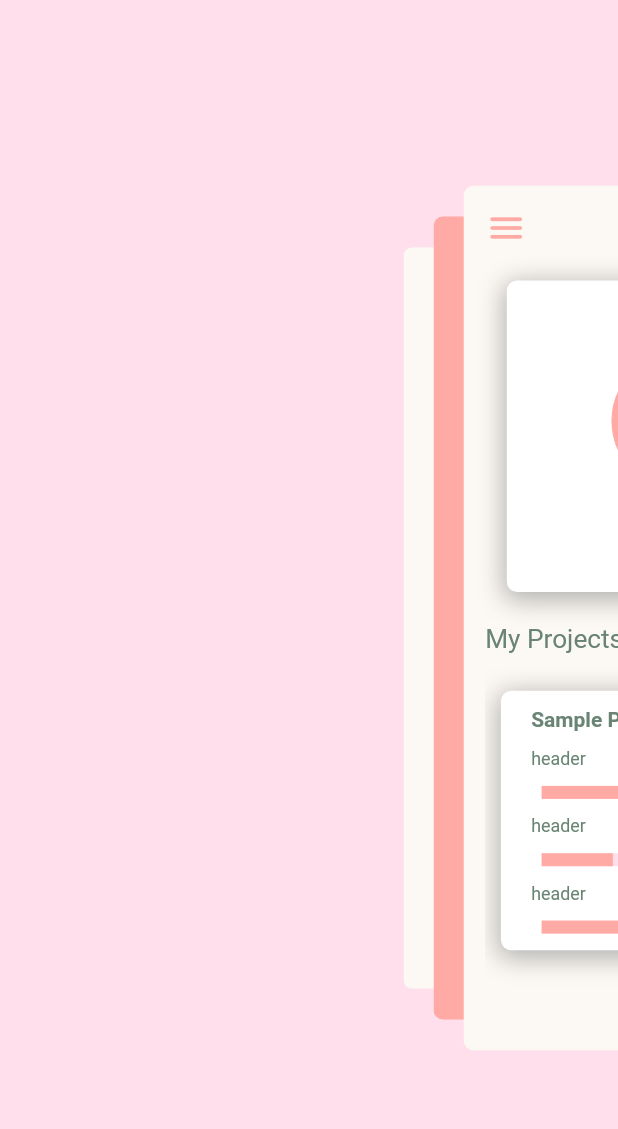
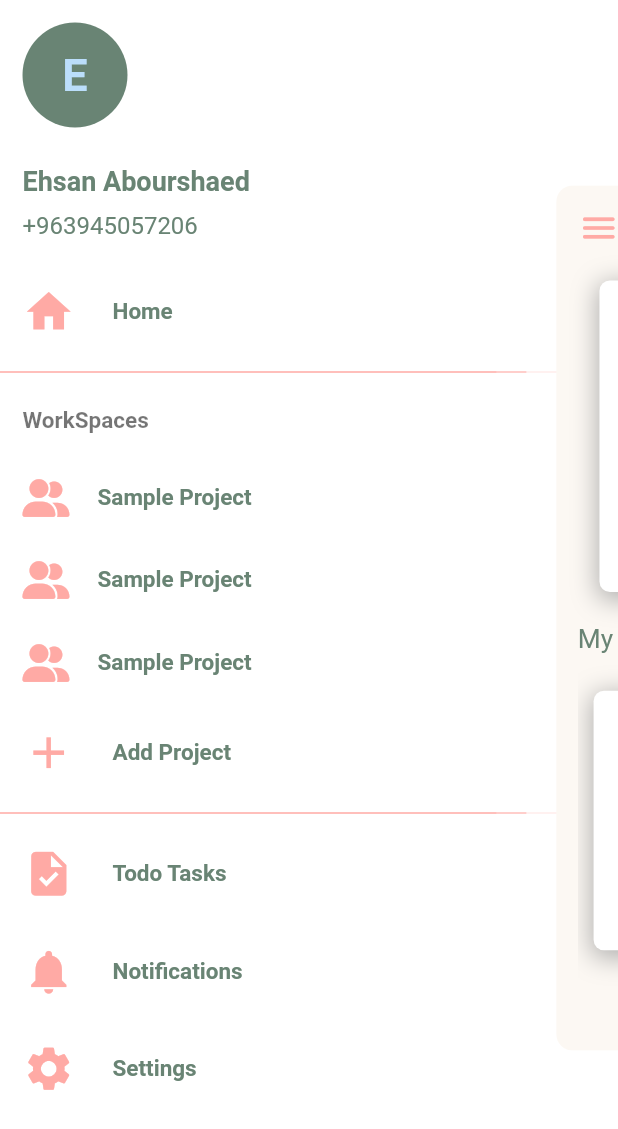
Before and after one commit to ehsankkk1/PlanVite, a Flutter app: the screen it shows after launch, after a tap on the "menu" icon, on a phone screen of 412 x 824 dp. Shown: the top 1129 px of the screen. Run offline on Flutter 3.47's test engine with Material 2 defaults, Android fonts, the phone set to English and light mode, and no system bars; drawn by our look-alikes of flutter_zoom_drawer, percent_indicator; our stand-ins replace flutter_easyloading, font_awesome_flutter, get.

Commit message:
Drawer 1st

```diff
--- a/lib/screens/Drawer/drawer_screen.dart
+++ b/lib/screens/Drawer/drawer_screen.dart
@@ -1,5 +1,7 @@
 import 'package:flutter/material.dart';
+import 'package:font_awesome_flutter/font_awesome_flutter.dart';
 import 'package:get/get_state_manager/src/simple/get_view.dart';
+import 'package:plane_vite/widgets/drawer_item.dart';
 import '../../constants.dart';
 import 'drawer_controller.dart';
 
@@ -9,9 +11,71 @@ class DrawerScreen extends GetView<MyDrawerController> {
 
   @override
   Widget build(BuildContext context) {
-    return SafeArea(
-      child: Container(
-        color: kLightPink,
+    return Scaffold(
+      backgroundColor: Colors.white,
+      body: SafeArea(
+        child: NotificationListener<OverscrollIndicatorNotification>(
+          onNotification: (overScroll) {
+            overScroll.disallowGlow();
+            return true;
+          },
+          child: SingleChildScrollView(
+            child: Column(
+              crossAxisAlignment: CrossAxisAlignment.start,
+              children:  [
+                Padding(
+                  padding: const EdgeInsets.all(15.0),
+                  child: Column(
+                    crossAxisAlignment: CrossAxisAlignment.start,
+                    children:const [
+                       CircleAvatar(radius:35,backgroundColor: kWritings,child: Text('E',style: TextStyle(fontSize: 30,fontWeight: FontWeight.bold),),),
+                       SizedBox(height: 25,),
+                       Text(
+                        'Ehsan Abourshaed',
+                        style: TextStyle(
+                          fontSize: 18,
+                          color: kWritings,
+                          fontWeight: FontWeight.bold,
+                        ),
+                      ),
+                        SizedBox(height: 10,),
+                       Text(
+                        '+963945057206',
+                        style: TextStyle(
+                          fontSize: 16,
+                          color: kWritings,
+
+                        ),
+                      ),],
+                  ),
+                ),
+
+                DrawerItem(Icons.home,35, 'Home', (){}),
+                const Divider(thickness:1,color: kMainPink,),
+                const Padding(
+                  padding: EdgeInsets.all(15.0),
+                  child: Text(
+                    'WorkSpaces',
+                    style: TextStyle(
+                      fontSize: 15,
+                      color: Colors.black54,
+                      fontWeight: FontWeight.bold,
+                    ),
+                  ),
+                ),
+                Column(
+                  children: List.generate(
+                    3, (index) => DrawerItem(FontAwesomeIcons.userGroup,25, 'Sample Project', (){print(index);}),),
+                ),
+                DrawerItem(Icons.add,35, 'Add Project', (){}),
+                const Divider(thickness:1,color: kMainPink,),
+                DrawerItem(Icons.task,35, 'Todo Tasks', (){}),
+                DrawerItem(Icons.notifications,35, 'Notifications', (){}),
+                DrawerItem(Icons.settings,35, 'Settings', (){}),
+            ],
+    ),
+          ),
+        ),
       ),
     );
   }
--- a/lib/screens/home/home_screen.dart
+++ b/lib/screens/home/home_screen.dart
@@ -3,6 +3,7 @@ import 'package:flutter/cupertino.dart';
 import 'package:flutter/material.dart';
 import 'package:flutter/rendering.dart';
 import 'package:flutter/widgets.dart';
+import 'package:flutter_zoom_drawer/config.dart';
 import 'package:flutter_zoom_drawer/flutter_zoom_drawer.dart';
 import 'package:get/get.dart';
 import 'package:percent_indicator/circular_percent_indicator.dart';
@@ -18,19 +19,20 @@ class HomeScreen extends StatelessWidget {
   MyDrawerController controller = Get.find();
   Widget build(BuildContext context) {
     return Scaffold(
-      backgroundColor: kLightPink,
+      backgroundColor: Colors.white,
       body: GetBuilder<MyDrawerController>(
         builder: (_) => ZoomDrawer(
           moveMenuScreen: true,
           controller: _.zoomDrawerController,
           menuScreen: DrawerScreen(),
           mainScreen: _MainScreen(),
-          borderRadius: 10.0,
           showShadow: true,
-          shadowLayer1Color: kBackGround,
-          shadowLayer2Color: kMainPink,
-          angle: 0,
-          slideWidth: MediaQuery.of(context).size.width * 0.75,
+          mainScreenOverlayColor: Colors.black.withOpacity(0.5),
+          style: DrawerStyle.style1,
+  /*        shadowLayer1Color: Colors.grey.withOpacity(0.25),
+          shadowLayer2Color: kMainPink,*/
+          angle: -0,
+          slideWidth: MediaQuery.of(context).size.width * 0.90,
         ),
       ),
     );
--- /dev/null
+++ b/lib/widgets/drawer_item.dart
@@ -0,0 +1,42 @@
+import 'package:flutter/material.dart';
+import 'package:font_awesome_flutter/font_awesome_flutter.dart';
+
+import '../constants.dart';
+
+
+class DrawerItem extends StatelessWidget {
+   DrawerItem(
+       this.icon,
+       this.size,
+       this.name,
+       this.onPress,
+       );
+
+  IconData icon;
+  double size;
+  String name;
+  VoidCallback onPress;
+  @override
+  Widget build(BuildContext context) {
+    return InkWell(
+      child: Padding(
+        padding: const EdgeInsets.fromLTRB(15,15,0,15),
+        child: Row(
+          children:  [
+            Icon(icon,color: kMainPink,size: size,),
+            const SizedBox(width: 25,),
+            Text(
+              name,
+              style: const TextStyle(
+                fontSize: 15,
+                color: kWritings,
+                fontWeight: FontWeight.bold
+              ),
+            ),
+          ],
+        ),
+      ),
+      onTap: onPress,
+    );
+  }
+}
--- a/pubspec.yaml
+++ b/pubspec.yaml
@@ -18,6 +18,7 @@ dependencies:
   flutter_easyloading: ^3.0.3
   flutter_zoom_drawer: ^3.0.1
   percent_indicator: ^3.4.0
+  font_awesome_flutter: ^10.1.0
 
 dev_dependencies:
   flutter_test:
```
Also changed, not shown: pubspec.lock.
